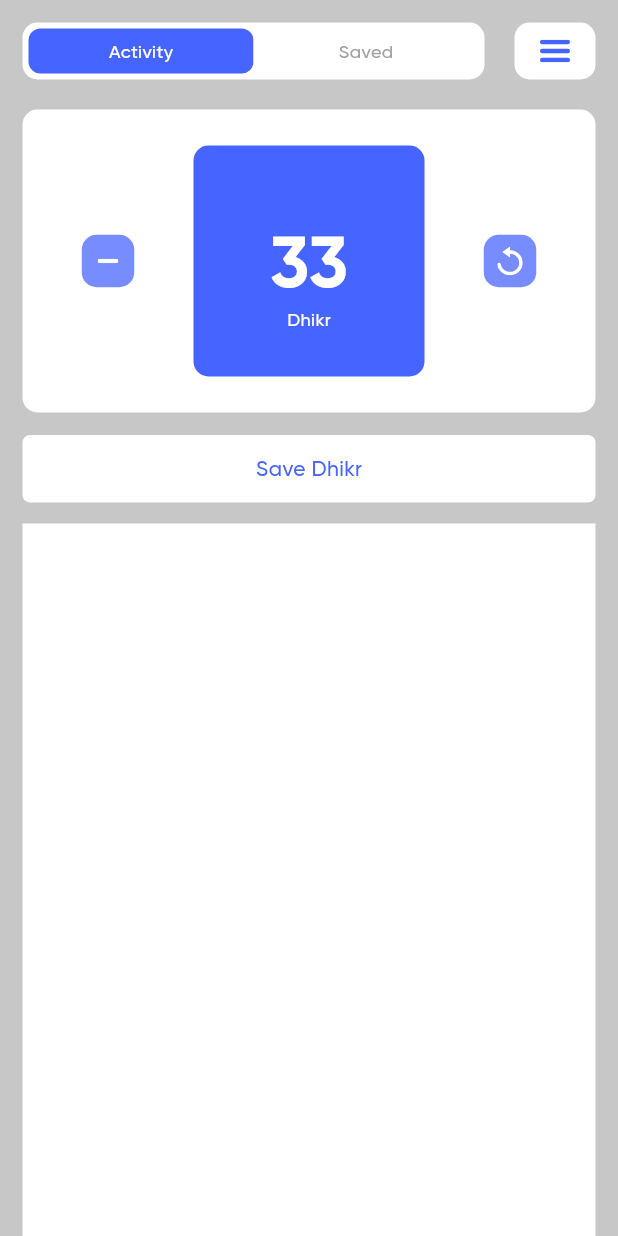
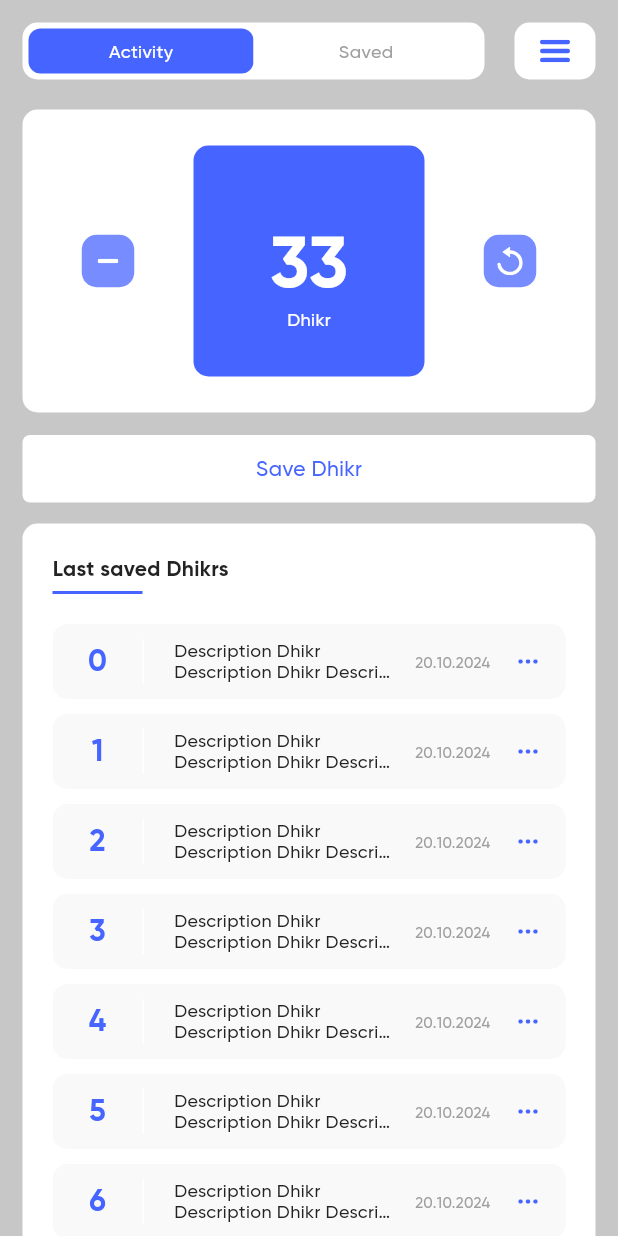
Before and after one commit to Absaidov/alpha16, a Flutter app: the screen it shows after launch, on a phone screen of 412 x 824 dp. Run offline on Flutter 3.47's test engine with Material 3 defaults, Android fonts, the light colour scheme and no system bars; our stand-ins replace flutter_svg.

Commit message:
finished my 4 hw

```diff
--- a/lib/main.dart
+++ b/lib/main.dart
@@ -18,13 +18,13 @@ class Alpha16 extends StatelessWidget {
           scaffoldBackgroundColor: grayBG,
           colorScheme: ColorScheme(
             brightness: Brightness.light,
-            primary: black,
+            primary: blue,
             onPrimary: black,
             secondary: black,
             onSecondary: black,
             error: red,
             onError: red,
-            surface: black,
+            surface: white,
             onSurface: black,
           )),
       debugShowCheckedModeBanner: false,
--- a/lib/screens/home/database_section.dart
+++ b/lib/screens/home/database_section.dart
@@ -1,4 +1,7 @@
+import 'package:alpha16/constants/constants.dart';
+import 'package:flutter/cupertino.dart';
 import 'package:flutter/material.dart';
+import 'package:flutter_svg/svg.dart';
 
 class DataBaseSection extends StatelessWidget {
   const DataBaseSection({super.key});
@@ -7,8 +10,135 @@ class DataBaseSection extends StatelessWidget {
   Widget build(BuildContext context) {
     return Expanded(
       child: Container(
-        width: double.infinity,
-        color: Colors.white,
+        decoration: const BoxDecoration(
+          color: Colors.white,
+          borderRadius: BorderRadius.only(
+            topLeft: Radius.circular(10),
+            topRight: Radius.circular(10),
+          ),
+        ),
+        padding: const EdgeInsets.only(top: 20, right: 20, left: 20),
+        child: Column(
+          crossAxisAlignment: CrossAxisAlignment.start,
+          children: [
+            const Text(
+              'Last saved Dhikrs',
+              style: TextStyle(fontWeight: FontWeight.bold),
+            ),
+            Container(
+              width: 60,
+              height: 2,
+              margin: const EdgeInsets.only(top: 5, bottom: 20),
+              color: blue,
+            ),
+            Expanded(
+              child: ListView.builder(
+                itemCount: 30,
+                itemBuilder: (context, index) {
+                  return Container(
+                    decoration: BoxDecoration(
+                      borderRadius: BorderRadius.circular(10),
+                      color: grayLight,
+                    ),
+                    width: double.infinity,
+                    margin: const EdgeInsets.only(bottom: 10),
+                    child: Row(
+                      mainAxisAlignment: MainAxisAlignment.spaceBetween,
+                      children: [
+                        Container(
+                            width: 60,
+                            alignment: Alignment.center,
+                            child: Text(
+                              index.toString(),
+                              style: TextStyle(
+                                fontSize: 20,
+                                fontWeight: FontWeight.bold,
+                                color: blue,
+                              ),
+                            )),
+                        Container(
+                          height: 30,
+                          width: 1,
+                          color: white,
+                          margin: const EdgeInsets.only(right: 20),
+                        ),
+                        const Expanded(
+                            child: Text(
+                          'Description Dhikr Description Dhikr Description Dhikr Description Dhikr',
+                          style: TextStyle(
+                            fontSize: 12,
+                            height: 1.2,
+                          ),
+                          overflow: TextOverflow.ellipsis,
+                          maxLines: 2,
+                        )),
+                        Padding(
+                          padding: const EdgeInsets.only(left: 15),
+                          child: Text(
+                            '20.10.2024',
+                            style: TextStyle(
+                              fontSize: 10,
+                              color: gray,
+                            ),
+                          ),
+                        ),
+                        GestureDetector(
+                          onTap: () {
+                            showDialog(
+                              context: context,
+                              builder: (context) {
+                                return CupertinoAlertDialog(
+                                  title: const Text('Edit Dhikr'),
+                                  content: Column(
+                                    children: [
+                                      const SizedBox(height: 20),
+                                      const Text('Counter: 33'),
+                                      const SizedBox(height: 10),
+                                      const CupertinoTextField(
+                                        placeholder: 'Description Dhikr',
+                                      ),
+                                      const SizedBox(height: 20),
+                                      Row(
+                                        mainAxisAlignment:
+                                            MainAxisAlignment.spaceEvenly,
+                                        children: [
+                                          FilledButton(
+                                              onPressed: () {},
+                                              child: Text(
+                                                'Save',
+                                                style: TextStyle(color: white),
+                                              )),
+                                          TextButton(
+                                              onPressed: () {},
+                                              child: Text(
+                                                'Delete',
+                                                style: TextStyle(color: red),
+                                              )),
+                                        ],
+                                      ),
+                                    ],
+                                  ),
+                                );
+                              },
+                            );
+                          },
+                          child: Container(
+                              width: 50,
+                              height: 50,
+                              alignment: Alignment.center,
+                              decoration: BoxDecoration(
+                                  color: grayLight,
+                                  borderRadius: BorderRadius.circular(10)),
+                              child: SvgPicture.asset('assets/icons/dots.svg')),
+                        )
+                      ],
+                    ),
+                  );
+                },
+              ),
+            )
+          ],
+        ),
       ),
     );
   }
```
